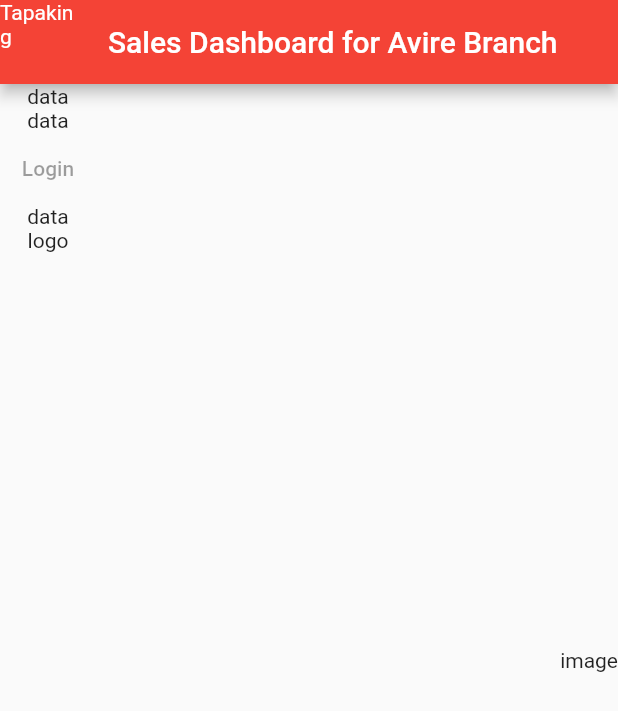
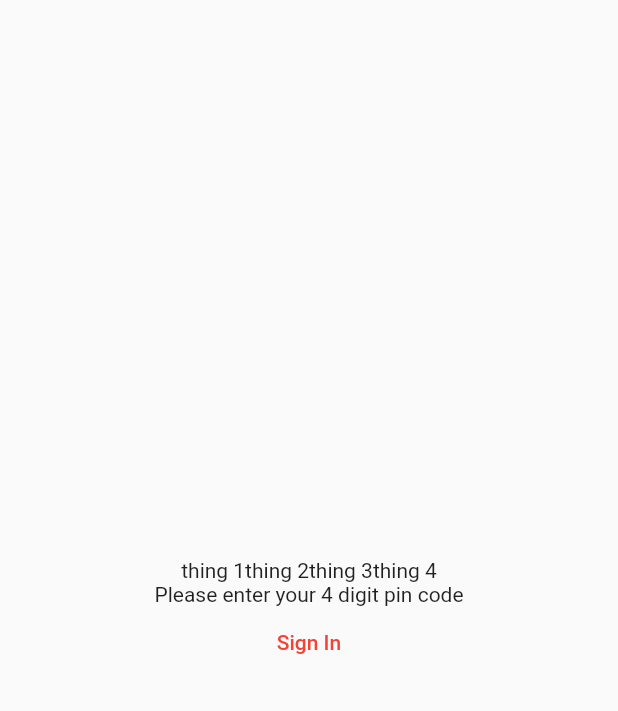
Before and after one commit to imcrisanto/sales-dashboard, a Flutter app: the screen it shows after launch, on a phone screen of 412 x 824 dp. Shown: the top 711 px of the screen. Run offline on Flutter 3.47's test engine with Material 2 defaults, Android fonts, the phone set to English and light mode, and no system bars.

Commit message:
some stuff

```diff
--- a/lib/main.dart
+++ b/lib/main.dart
@@ -1,5 +1,6 @@
 import 'package:flutter/material.dart';
 import './screens/pin_screen.dart';
+
 void main() {
   runApp(const MyApp());
 }
@@ -24,7 +25,7 @@ class MyApp extends StatelessWidget {
         // is not restarted.
         primarySwatch: Colors.red,
       ),
-      home: const LoginScreen(),
+      home: const PinScreen(),
     );
   }
 }
@@ -48,11 +49,13 @@ class LoginScreen extends StatelessWidget {
                 const Text('data'),
                 const Text('data'),
                 TextButton(
-                  onPressed: () {Navigator.push(
+                  onPressed: () {
+                    /*Navigator.push(
                       context,
                       MaterialPageRoute(
                           builder: (context) =>
-                          const SplashScreen()))},
+                          const SplashScreen())))*/
+                  },
                   child: const Text('Login'),
                 ),
                 const Text('data'),
--- a/lib/screens/pin_screen.dart
+++ b/lib/screens/pin_screen.dart
@@ -0,0 +1,38 @@
+import 'package:flutter/material.dart';
+import './dashboard_screen.dart';
+
+class PinScreen extends StatefulWidget {
+  const PinScreen({Key? key}) : super(key: key);
+
+  @override
+  State<PinScreen> createState() => _PinScreenState();
+}
+
+class _PinScreenState extends State<PinScreen> {
+  @override
+  Widget build(BuildContext context) {
+    return Scaffold(
+      body: Center(
+          child: Column(
+        mainAxisAlignment: MainAxisAlignment.center,
+        children: [
+          Row(mainAxisAlignment: MainAxisAlignment.center, children: const [
+            Text('thing 1'),
+            Text('thing 2'),
+            Text('thing 3'),
+            Text('thing 4')
+          ]),
+          const Text("Please enter your 4 digit pin code"),
+          TextButton(
+              onPressed: () {
+                Navigator.push(
+                    context,
+                    MaterialPageRoute(
+                        builder: (context) => const DashboardScreen()));
+              },
+              child: const Text('Sign In'))
+        ],
+      )),
+    );
+  }
+}
```
Also changed, not shown: lib/screens/dashboard_screen.dart (+15 -0 lines).
